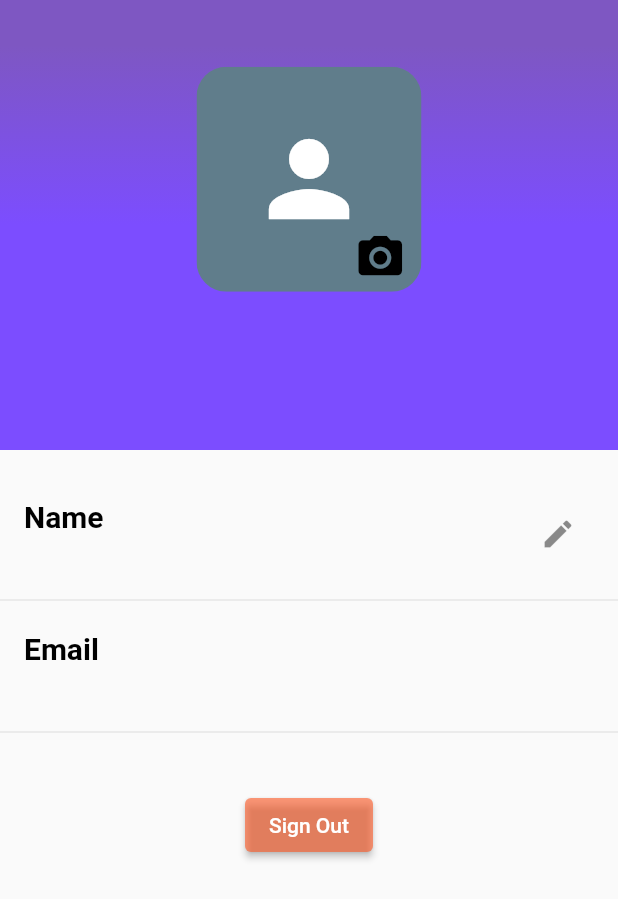
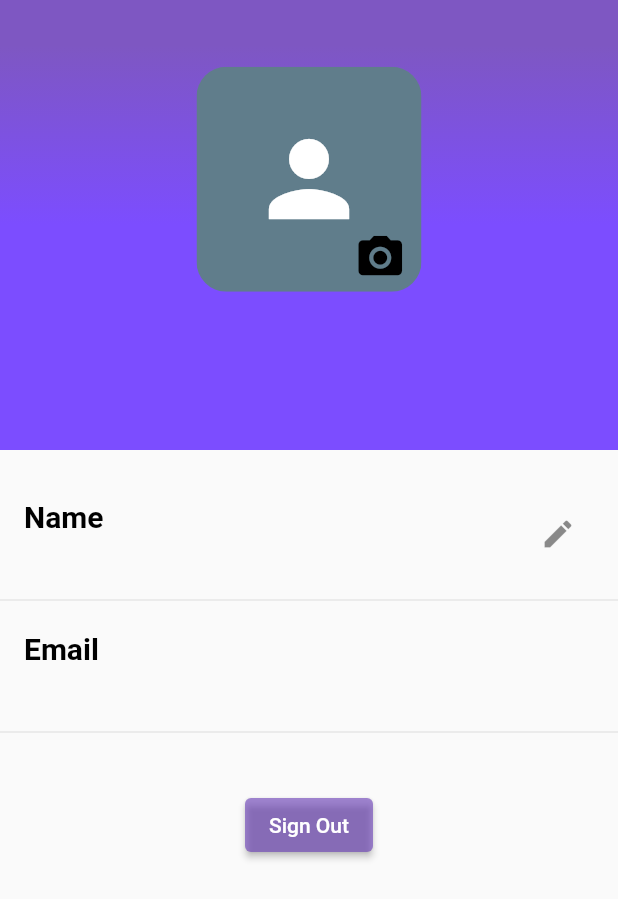
Before and after one commit to Sandeep-Abeykoon/SalesCast, a Flutter app: the screen it shows once a user with an empty profile is signed in, in the side drawer, after a tap on "Profile", on a phone screen of 412 x 824 dp. Shown: the top 899 px of the screen. Run offline on Flutter 3.47's test engine with Material 2 defaults, Android fonts, the phone set to English and light mode, and no system bars; our stand-ins replace badges, cached_network_image, cloud_firestore, cool_alert, device_preview, email_validator and 13 more; accounts and stored records are empty.

Commit message:
change into previous minor changes

```diff
--- a/Font-end/lib/Screens/home.dart
+++ b/Font-end/lib/Screens/home.dart
@@ -64,7 +64,7 @@ class _HomePageState extends State<HomePage> with TickerProviderStateMixin {
               ),
             ),
             SizedBox(
-              height: 50,
+              height: 40,
             ),
             Container(
               margin: const EdgeInsets.only(left: 20),
--- a/Font-end/lib/Screens/profile_page.dart
+++ b/Font-end/lib/Screens/profile_page.dart
@@ -205,7 +205,7 @@ class _ProfilePageState extends State<ProfilePage> {
                 ),
                 ElevatedButton(
                   style: ElevatedButton.styleFrom(
-                    primary: Colors.deepOrange.withOpacity(0.6), // background
+                    primary: Colors.deepPurple.withOpacity(0.6), // background
                     onPrimary: Colors.white, // foreground
                   ),
                   onPressed: () {
```
